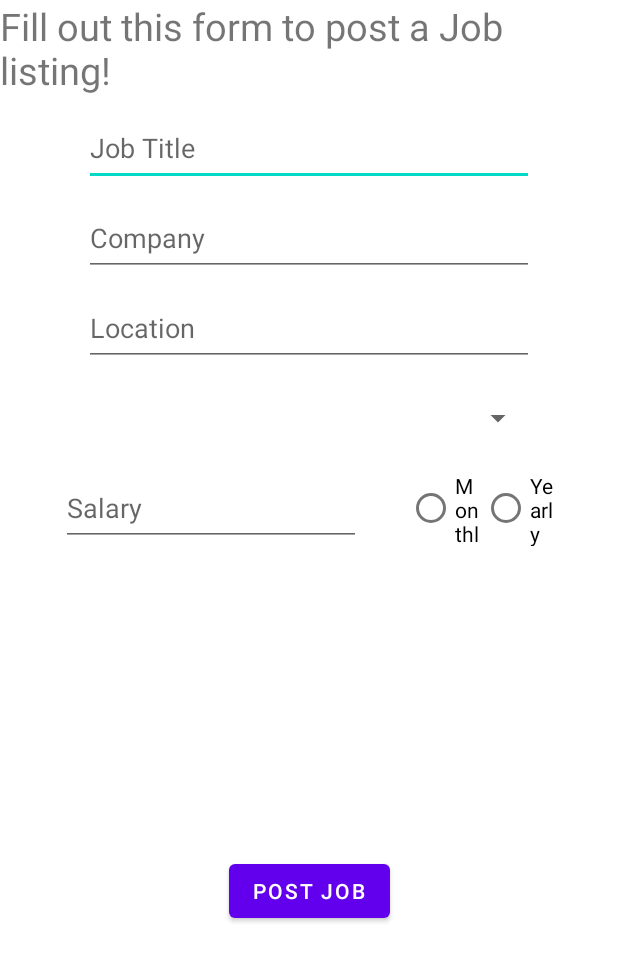
After one commit to FullStackOneDay/QuickCash, an Android app: the layout activity_posting.xml on its own in the app's theme, with its tools: preview values and no code run, on a phone screen of 412 x 824 dp. The commit adds this screen. Shown: the top 961 px of the screen. Run offline under Robolectric (Android 15) with nearby library versions, the phone set to English and light mode, and no system bars.

Commit message:
created an activity for posting a job

```diff
--- a/app/src/main/res/layout/activity_main.xml
+++ b/app/src/main/res/layout/activity_main.xml
@@ -7,7 +7,7 @@
     tools:context=".MainActivity">
 
     <EditText
-        android:id="@+id/loginUserName"
+        android:id="@+id/loginEmail"
         android:layout_width="286dp"
         android:layout_height="64dp"
         android:layout_marginTop="46dp"
--- /dev/null
+++ b/app/src/main/res/layout/activity_posting.xml
@@ -0,0 +1,113 @@
+<?xml version="1.0" encoding="utf-8"?>
+<androidx.constraintlayout.widget.ConstraintLayout xmlns:android="http://schemas.android.com/apk/res/android"
+    xmlns:app="http://schemas.android.com/apk/res-auto"
+    android:layout_width="match_parent"
+    android:layout_height="match_parent">
+
+    <TextView
+        android:id="@+id/postAJob"
+        android:layout_width="wrap_content"
+        android:layout_height="wrap_content"
+        android:text="@string/fill_out_this_form_to_post_a_job_listing"
+        android:textSize="25sp"
+        app:layout_constraintTop_toTopOf="parent"
+        app:layout_constraintStart_toStartOf="parent"
+        app:layout_constraintEnd_toEndOf="parent"
+        />
+
+    <EditText
+        android:id="@+id/jobTitle"
+        android:layout_width="300dp"
+        android:layout_height="50dp"
+        android:layout_margin="10dp"
+        android:hint="Job Title"
+        android:inputType="text"
+        app:layout_constraintTop_toBottomOf="@+id/postAJob"
+        app:layout_constraintStart_toStartOf="parent"
+        app:layout_constraintEnd_toEndOf="parent"
+        />
+    <EditText
+        android:id="@+id/company"
+        android:hint="Company"
+        android:inputType="text"
+        android:layout_width="300dp"
+        android:layout_height="50dp"
+        android:layout_margin="10dp"
+        app:layout_constraintTop_toBottomOf="@+id/jobTitle"
+        app:layout_constraintStart_toStartOf="parent"
+        app:layout_constraintEnd_toEndOf="parent"
+        />
+    <EditText
+        android:id="@+id/location"
+        android:hint="Location"
+        android:layout_width="300dp"
+        android:layout_height="50dp"
+        android:layout_margin="10dp"
+        app:layout_constraintTop_toBottomOf="@+id/company"
+        app:layout_constraintStart_toStartOf="parent"
+        app:layout_constraintEnd_toEndOf="parent"
+        />
+    <Spinner
+        android:id="@+id/fieldSpinner"
+        app:layout_constraintTop_toBottomOf="@+id/location"
+        app:layout_constraintStart_toStartOf="parent"
+        app:layout_constraintEnd_toEndOf="parent"
+        android:layout_width="300dp"
+        android:layout_height="50dp"
+        android:layout_margin="10dp"
+        />
+
+    <EditText
+        android:id="@+id/salary"
+        android:layout_width="200dp"
+        android:layout_height="50dp"
+        android:layout_marginVertical="10dp"
+        android:layout_marginStart="10dp"
+        android:hint="Salary"
+        android:inputType="number"
+        app:layout_constraintEnd_toStartOf="@+id/salaryType"
+        app:layout_constraintStart_toStartOf="parent"
+        app:layout_constraintTop_toBottomOf="@+id/fieldSpinner" />
+    <RadioGroup
+        android:id="@+id/salaryType"
+        android:layout_width="100dp"
+        android:layout_height="50dp"
+        android:layout_marginVertical="10dp"
+        android:layout_marginEnd="10dp"
+        android:layout_marginStart="0dp"
+        android:orientation="horizontal"
+        app:layout_constraintTop_toBottomOf="@+id/fieldSpinner"
+        app:layout_constraintStart_toEndOf="@+id/salary"
+        app:layout_constraintEnd_toEndOf="parent"
+        >
+        <RadioButton
+            android:id="@+id/monthly"
+            android:text="Monthly"
+            app:layout_constraintStart_toStartOf="parent"
+            app:layout_constraintEnd_toStartOf="@+id/hourly"
+            android:layout_height="match_parent"
+            android:layout_width="50dp"
+
+            />
+        <RadioButton
+            android:id="@+id/hourly"
+            android:text="Yearly"
+            app:layout_constraintStart_toEndOf="@+id/monthly"
+            app:layout_constraintEnd_toEndOf="parent"
+            android:layout_height="match_parent"
+            android:layout_width="50dp"
+            />
+    </RadioGroup>
+
+    <Button
+        android:id="@+id/postJobButton"
+        android:text="Post Job"
+        android:layout_width="wrap_content"
+        android:layout_height="wrap_content"
+        app:layout_constraintTop_toBottomOf="@+id/salaryType"
+        app:layout_constraintBottom_toBottomOf="parent"
+        app:layout_constraintStart_toStartOf="parent"
+        app:layout_constraintEnd_toEndOf="parent"
+        />
+
+</androidx.constraintlayout.widget.ConstraintLayout>
```
Also changed, not shown: app/src/main/java/com/example/quick_cash_grp13/createPostActivity.java (added, +68 -0 lines), app/src/main/res/values/strings.xml (+16 -0 lines).
